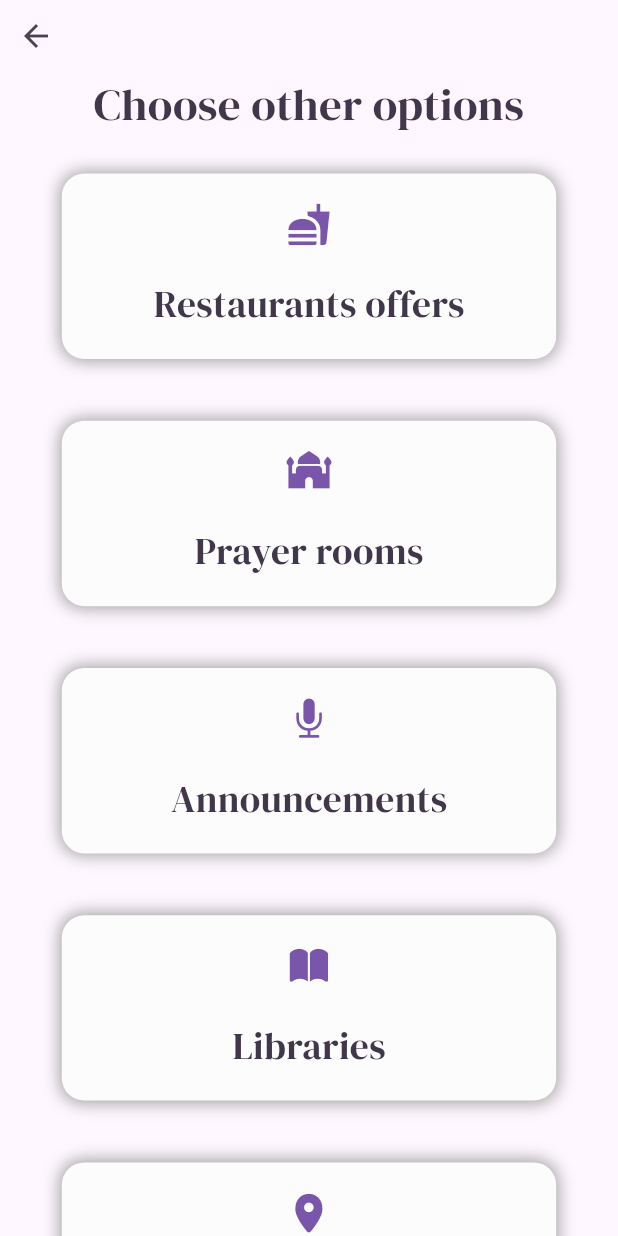
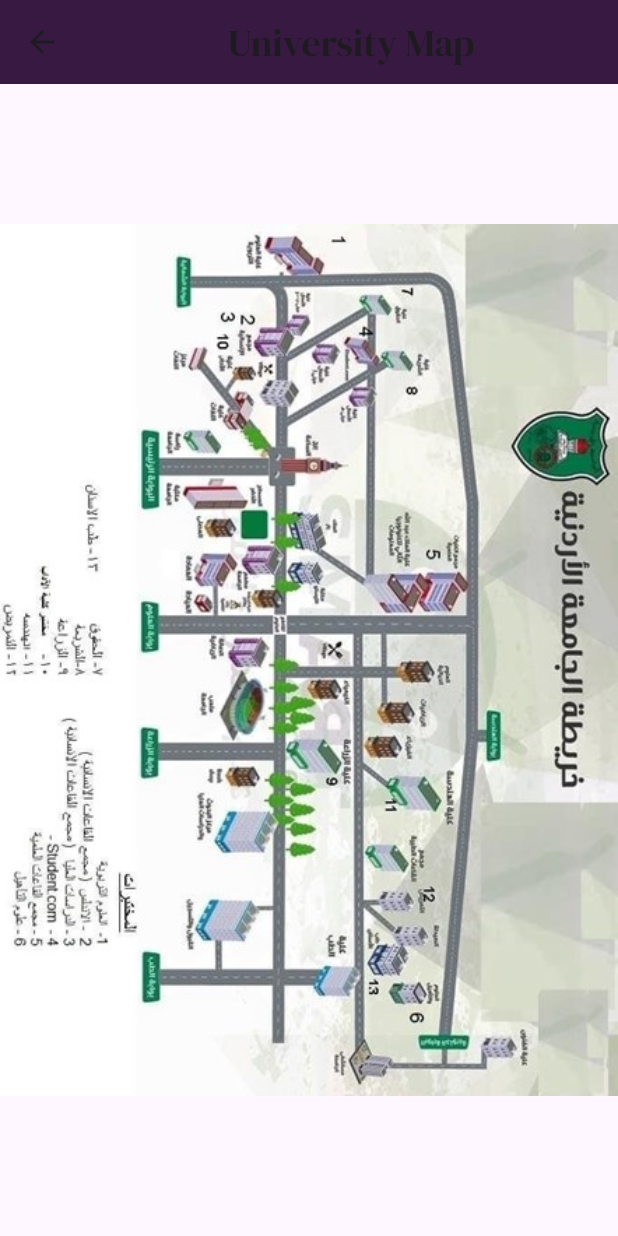
Before and after one commit to LeenSalah/advSoftware, a Flutter app: the Others screen opened by its route, after a tap on "Uni map", on a phone screen of 412 x 824 dp. Run offline on Flutter 3.47's test engine with Material 3 defaults, Android fonts, the phone set to English and light mode, and no system bars; our stand-ins replace firebase_auth, firebase_core, sizer, table_calendar; missing offline and left inert: sign_button; accounts and stored records are empty; network calls fail.

Commit message:
map page

```diff
--- a/lib/main.dart
+++ b/lib/main.dart
@@ -56,7 +56,7 @@ class UniVerse extends StatelessWidget {
                       bodyMedium: TextStyle(fontSize: 14),
                     ),
                   ),
-                  home: const Welcome(),
+                  home: const HomePage(),
                   routes: {
                     CreateAccount.route: (context) => const CreateAccount(),
                     SignIn.route: (context) => const SignIn(),
--- /dev/null
+++ b/lib/presentation/map.dart
@@ -0,0 +1,27 @@
+import 'package:flutter/material.dart';
+
+class UniMap extends StatefulWidget {
+  const UniMap({super.key});
+
+  @override
+  State<UniMap> createState() => _UniMapState();
+}
+
+class _UniMapState extends State<UniMap> {
+  @override
+  Widget build(BuildContext context) {
+    return  Scaffold(
+      appBar: AppBar(
+        title: const Center(
+          child: Text(
+            "University Map",
+            style: TextStyle(fontSize: 25),
+          ),
+        ),
+        backgroundColor:const Color(0xFF371942),
+      ),
+      body:
+      Image.asset("assets/uniimapp.jpg", height: 900, ),
+    );
+  }
+}
--- a/lib/presentation/others.dart
+++ b/lib/presentation/others.dart
@@ -3,6 +3,7 @@ import 'package:flutter/material.dart';
 import 'package:sizer/sizer.dart';
 import 'package:uni_verse/presentation/helpers/Restaurants_offers.dart';
 import 'package:uni_verse/presentation/helpers/libraries.dart';
+import 'package:uni_verse/presentation/map.dart';
 import 'common/categories_container.dart';
 import 'helpers/prayerRooms.dart';
 
@@ -85,7 +86,10 @@ class Others extends StatelessWidget {
                 CategoriesContainer(
                   label: const Text('Uni map',style: TextStyle(color: Color(0xFF41374A),fontSize: 25)),
                   icon: CupertinoIcons.location_solid,
-                  onTap: () {},
+                  onTap: () { Navigator.push(
+                    context,
+                    MaterialPageRoute(builder: (context) => UniMap()),
+                  );},
                 ),
                 SizedBox(
                   height: 5.h,
--- a/lib/presentation/sign_in.dart
+++ b/lib/presentation/sign_in.dart
@@ -103,8 +103,7 @@ class _SignInState extends State<SignIn> {
                 width: 100.w,
                 onPressed: () {
                   if (formKey.currentState!.validate()) {
-                    //Navigator.pushNamed(context, HomePage.route);
-                    signIn();
+                    Navigator.pushNamed(context, HomePage.route);
                   }
                 }),
             Row(
--- a/pubspec.yaml
+++ b/pubspec.yaml
@@ -79,6 +79,7 @@ flutter:
     - "assets/rest1.jpg"
     - "assets/rest2.jpg"
     - "assets/rest3.jpg"
+    - "assets/uniimapp.jpg"
 
 
 
```
Also changed, not shown: lib/presentation/home_page.dart (+8 -4 lines), assets/UniMap.jpg (added), assets/uniimapp.jpg (added).
